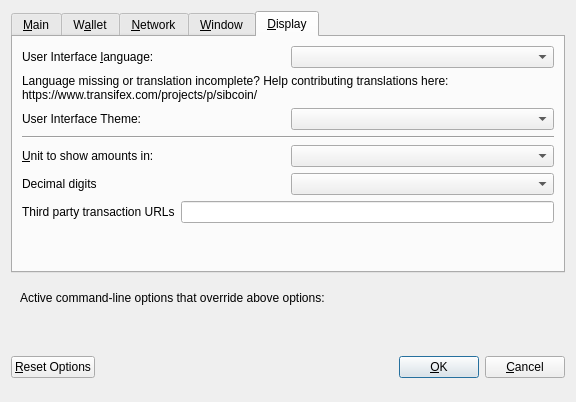
Before: the Qt Designer form src/qt/forms/optionsdialog.ui in mytestcoin/mytestcoin, drawn with Qt 5.
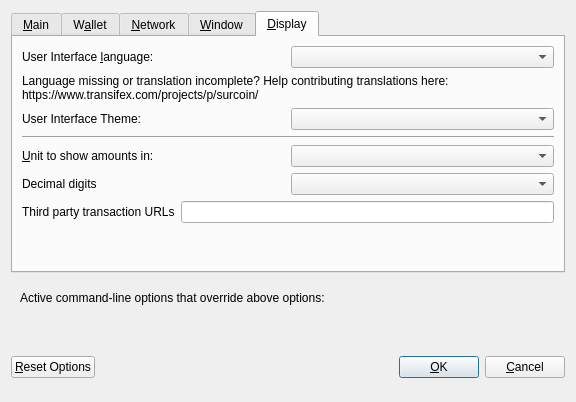
After: the same form once the commit is applied. The open tabs and pages were chosen to show the change. Custom widgets are drawn as their Qt base class.

The edit to the form file:
```diff
--- a/src/qt/forms/optionsdialog.ui
+++ b/src/qt/forms/optionsdialog.ui
@@ -466,7 +466,7 @@
          </property>
          <property name="text">
           <string>Language missing or translation incomplete? Help contributing translations here:
-https://www.transifex.com/projects/p/sibcoin/</string>
+https://www.transifex.com/projects/p/surcoin/</string>
          </property>
          <property name="wordWrap">
           <bool>true</bool>
```
